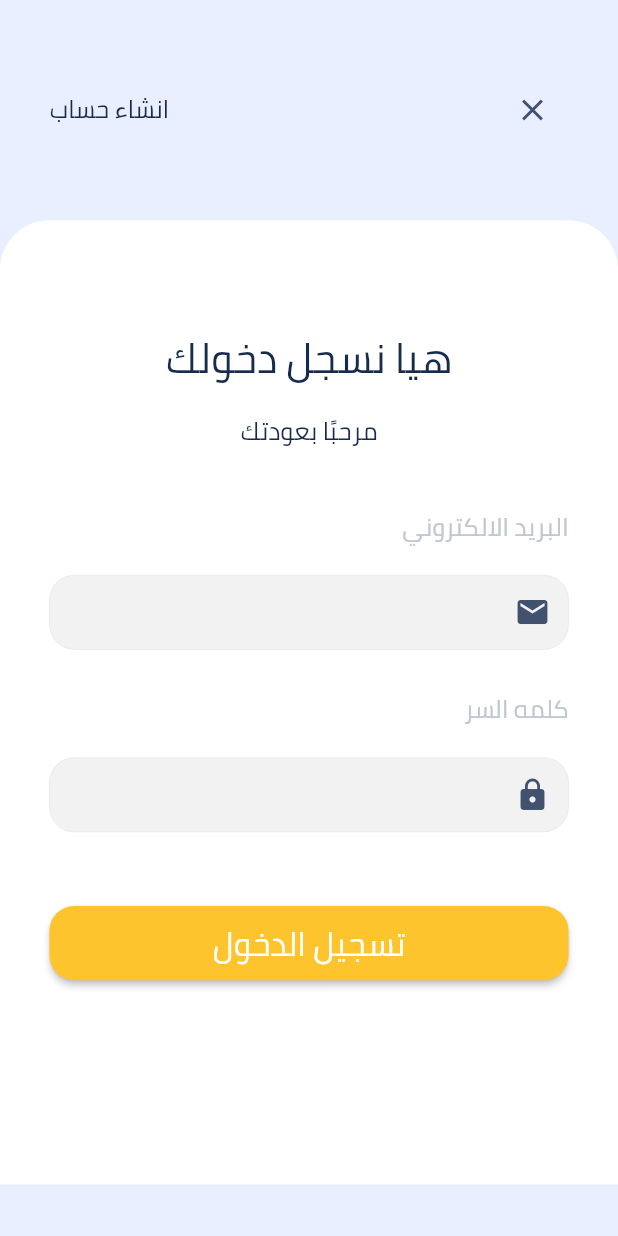
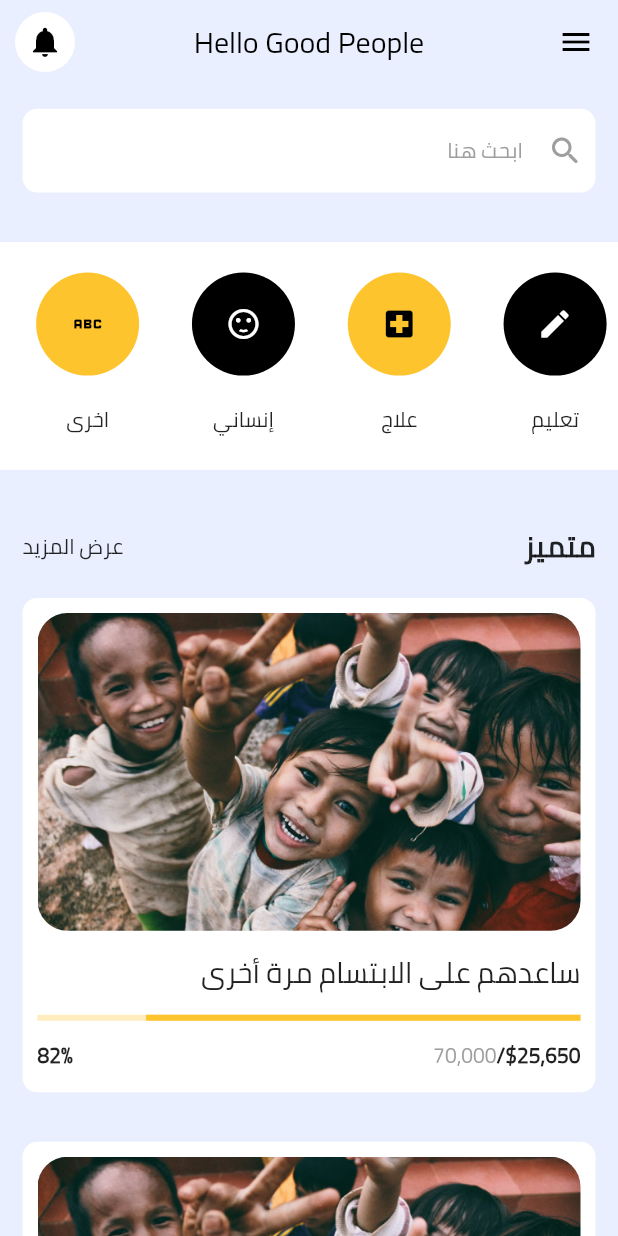
Before and after one commit to abdelrahmanyasser65/Mughith-, a Flutter app: the screen it shows after launch, after a tap on "التالي", on a phone screen of 412 x 824 dp. Run offline on Flutter 3.47's test engine with Material 2 defaults, Android fonts, the phone set to English and light mode, and no system bars; our stand-ins replace get, hexcolor, shared_preferences, sizer.

Commit message:
add home screen

```diff
--- a/lib/app/app.dart
+++ b/lib/app/app.dart
@@ -1,8 +1,9 @@
 import 'package:flutter/material.dart';
 import 'package:get/get.dart';
+import 'package:mughith/persentation/resources/color_manager.dart';
+import 'package:mughith/persentation/screens/intro/select_language.dart';
 import 'package:sizer/sizer.dart';
 
-import '../persentation/screens/intro/select_language.dart';
 import 'localization/languages.dart';
 
 class MyApp extends StatelessWidget {
@@ -15,7 +16,10 @@ class MyApp extends StatelessWidget {
         debugShowCheckedModeBanner: false,
         translations: Languages(),
         locale: const Locale('ar', 'EG'),
-        theme: ThemeData(fontFamily: "Cairo"),
+        theme: ThemeData(
+          fontFamily: "Cairo",
+          scaffoldBackgroundColor: ColorManager.secondPrimary,
+        ),
         home: const SelectLanguageScreen(),
       );
     });
--- a/lib/app/controllers/select_language.dart
+++ b/lib/app/controllers/select_language.dart
@@ -1,15 +1,23 @@
+import 'package:flutter/material.dart';
 import 'package:get/get.dart';
 import 'package:mughith/app/utils/language_options.dart';
 import 'package:mughith/app/utils/shared_keys.dart';
 import 'package:mughith/app/utils/sharedpreferences.dart';
-import 'package:mughith/persentation/screens/auth/login_screen.dart';
+// import 'package:mughith/persentation/screens/auth/login_screen.dart';
+import 'package:mughith/persentation/screens/home.dart';
 
 class SelectLanguageController extends GetxController {
   setLanguage(LanguageOptions language) async {
     try {
       await PreferenceUtils.setString(
           SharedKeys.selectedLanguage.toString(), language.toString());
-      Get.to(LoginScreen());
+      if (language == LanguageOptions.en) {
+        Get.updateLocale(const Locale('en', 'US'));
+      } else {
+        Get.updateLocale(const Locale('ar', 'EG'));
+      }
+
+      Get.to(const HomeScreen());
     } catch (e) {
       print(e.toString());
     }
--- a/lib/app/localization/ar.dart
+++ b/lib/app/localization/ar.dart
@@ -12,5 +12,13 @@ class Ar {
     "Create an account to continue!": "قم بانشاء حساب للستمرار",
     "Full Name": "الاسم بالكامل",
     "SIGN UP": "انشاء حساب",
+    "Search here": "ابحث هنا",
+    "Featured": "متميز",
+    "See more": "عرض المزيد",
+    "Study": "تعليم",
+    "Medic": "علاج",
+    "Human": "إنساني",
+    "Other": "اخرى",
+    "Help Them Smile Again": "ساعدهم على الابتسام مرة أخرى",
   };
 }
--- a/lib/app/localization/en.dart
+++ b/lib/app/localization/en.dart
@@ -12,5 +12,13 @@ class En {
     "Create an account to continue!": "Create an account to continue!",
     "Full Name": "Full Name",
     "SIGN UP": "SIGN UP",
+    "Search here": "Search here",
+    "Featured": "Featured",
+    "See more": "See more",
+    "Study": "Study",
+    "Medic": "Medic",
+    "Human": "Human",
+    "Other": "Other",
+    "Help Them Smile Again": "Help Them Smile Again",
   };
 }
--- a/lib/persentation/resources/color_manager.dart
+++ b/lib/persentation/resources/color_manager.dart
@@ -1,11 +1,13 @@
 import 'package:flutter/material.dart';
 import 'package:hexcolor/hexcolor.dart';
-class ColorManager{
-  static Color primary= HexColor("#FEC42D");
-  static Color secondPrimary=HexColor("#EAEFFF");
-  static Color iconColor=HexColor("#42526E");
-  static Color textColor1=HexColor("#C1C7D0");
-  static Color textColor2=HexColor("#172B4D");
-  static Color black=Colors.black;
-  static Color white=Colors.white;
+
+class ColorManager {
+  static Color primary = HexColor("#FEC42D");
+  static Color secondPrimary = HexColor("#EAEFFF");
+  static Color iconColor = HexColor("#42526E");
+  static Color textColor1 = HexColor("#C1C7D0");
+  static Color textColor2 = HexColor("#172B4D");
+  static Color black = Colors.black;
+  static Color white = Colors.white;
+  static Color grey = Colors.grey;
 }
--- a/lib/persentation/resources/image_manager.dart
+++ b/lib/persentation/resources/image_manager.dart
@@ -4,4 +4,7 @@ class ImageAssets {
   static const eg = 'assets/icons/egypt.png';
   static const uk = 'assets/icons/uk.png';
   static const language = 'assets/icons/language.png';
+  static const user = 'assets/icons/user.png';
+  static const man = 'assets/images/man.jpg';
+  static const image = 'assets/images/image.png';
 }
--- a/lib/persentation/resources/values_manager.dart
+++ b/lib/persentation/resources/values_manager.dart
@@ -1,24 +1,27 @@
-
 import 'package:sizer/sizer.dart';
 
-class HeightSized{
-  static double h1=1.h;
-  static double h2=2.h;
-  static double h4=4.h;
-  static double h6=6.h;
-  static double h8=8.h;
-  static double h12=12.h;
-  static double h16=16.h;
-  static double h20=20.h;
-  static double h70=70.h;
-  static double h78=78.h;
-  static double h80=80.h;
-  static double h100=100.h;
+class HeightSized {
+  static double h1 = 1.h;
+  static double h2 = 2.h;
+  static double h4 = 4.h;
+  static double h6 = 6.h;
+  static double h8 = 8.h;
+  static double h12 = 12.h;
+  static double h16 = 16.h;
+  static double h20 = 20.h;
+  static double h40 = 40.h;
+  static double h30 = 30.h;
+  static double h50 = 50.h;
+  static double h70 = 70.h;
+  static double h78 = 78.h;
+  static double h80 = 80.h;
+  static double h100 = 100.h;
 }
-class WidthSized{
-  static double w4=4.w;
-  static double w8=8.w;
-  static double w12=12.w;
-  static double w16=16.w;
-  static double w20=20.w;
+
+class WidthSized {
+  static double w4 = 4.w;
+  static double w8 = 8.w;
+  static double w12 = 12.w;
+  static double w16 = 16.w;
+  static double w20 = 20.w;
 }
--- /dev/null
+++ b/lib/persentation/screens/home.dart
@@ -0,0 +1,159 @@
+import 'package:flutter/material.dart';
+import 'package:get/get.dart';
+import 'package:mughith/persentation/resources/color_manager.dart';
+import 'package:mughith/persentation/resources/fonts.dart';
+import 'package:mughith/persentation/resources/values_manager.dart';
+import 'package:mughith/persentation/widget/home/home_card.dart';
+
+import '../widget/home/category_card.dart';
+import '../widget/home/search_bar.dart';
+
+class HomeScreen extends StatefulWidget {
+  const HomeScreen({super.key});
+
+  @override
+  State<HomeScreen> createState() => _HomeScreenState();
+}
+
+class _HomeScreenState extends State<HomeScreen> {
+  @override
+  Widget build(BuildContext context) {
+    return Scaffold(
+      drawer: Drawer(
+        backgroundColor: ColorManager.secondPrimary,
+      ),
+      appBar: AppBar(
+        iconTheme: IconThemeData(
+          color: ColorManager.black,
+        ),
+        title: Text(
+          "Hello Good People".tr,
+          style: TextStyle(
+            color: ColorManager.black,
+          ),
+        ),
+        actions: [
+          Padding(
+            padding: const EdgeInsets.symmetric(horizontal: 10),
+            child: CircleAvatar(
+              backgroundColor: Colors.white,
+              radius: 20,
+              child: Icon(
+                Icons.notifications,
+                color: ColorManager.black,
+              ),
+            ),
+          ),
+        ],
+        centerTitle: true,
+        backgroundColor: ColorManager.secondPrimary,
+        elevation: 0,
+      ),
+      body: SingleChildScrollView(
+        child: Column(
+          mainAxisAlignment: MainAxisAlignment.start,
+          crossAxisAlignment: CrossAxisAlignment.start,
+          children: [
+            SizedBox(height: HeightSized.h2),
+            const Padding(
+              padding: EdgeInsets.symmetric(horizontal: 15),
+              child: SearchBar(),
+            ),
+            SizedBox(height: HeightSized.h4),
+            Container(
+              color: ColorManager.white,
+              width: double.infinity,
+              height: HeightSized.h16 + 20,
+              child: ListView(
+                scrollDirection: Axis.horizontal,
+                children: [
+                  InkWell(
+                    onTap: () {},
+                    child: CardCategory(
+                      isBlack: true,
+                      icon: Icon(
+                        Icons.create,
+                        color: ColorManager.white,
+                      ),
+                      text: "Study".tr,
+                    ),
+                  ),
+                  const SizedBox(width: 20),
+                  InkWell(
+                    onTap: () {},
+                    child: CardCategory(
+                      isBlack: false,
+                      icon: Icon(
+                        Icons.local_hospital,
+                        color: ColorManager.black,
+                      ),
+                      text: "Medic".tr,
+                    ),
+                  ),
+                  const SizedBox(width: 20),
+                  InkWell(
+                    onTap: () {},
+                    child: CardCategory(
+                      isBlack: true,
+                      icon: Icon(
+                        Icons.sentiment_satisfied,
+                        color: ColorManager.white,
+                      ),
+                      text: "Human".tr,
+                    ),
+                  ),
+                  const SizedBox(width: 20),
+                  InkWell(
+                    onTap: () {},
+                    child: CardCategory(
+                      isBlack: false,
+                      icon: Icon(
+                        Icons.abc,
+                        color: ColorManager.black,
+                      ),
+                      text: "Other".tr,
+                    ),
+                  ),
+                ],
+              ),
+            ),
+            SizedBox(height: HeightSized.h4),
+            Padding(
+              padding: const EdgeInsets.symmetric(horizontal: 15),
+              child: Row(
+                mainAxisAlignment: MainAxisAlignment.spaceBetween,
+                children: [
+                  Text(
+                    "Featured".tr,
+                    style: TextStyle(
+                      fontWeight: FontWeightManager.bold,
+                      fontSize: FontSized.s14,
+                    ),
+                  ),
+                  Text("See more".tr),
+                ],
+              ),
+            ),
+            SizedBox(height: HeightSized.h2),
+            ListView.builder(
+              shrinkWrap: true,
+              physics: const NeverScrollableScrollPhysics(),
+              itemCount: 3,
+              itemBuilder: (contex, index) {
+                return Padding(
+                  padding: const EdgeInsets.symmetric(horizontal: 15),
+                  child: Column(
+                    children: [
+                      const HomeCard(),
+                      SizedBox(height: HeightSized.h4),
+                    ],
+                  ),
+                );
+              },
+            ),
+          ],
+        ),
+      ),
+    );
+  }
+}
--- /dev/null
+++ b/lib/persentation/widget/home/category_card.dart
@@ -0,0 +1,42 @@
+import 'package:flutter/material.dart';
+import 'package:mughith/persentation/resources/values_manager.dart';
+import 'package:sizer/sizer.dart';
+
+import '../../resources/color_manager.dart';
+
+class CardCategory extends StatelessWidget {
+  bool isBlack;
+  Icon icon;
+  String text;
+  CardCategory({
+    required this.isBlack,
+    required this.icon,
+    required this.text,
+  });
+
+  @override
+  Widget build(BuildContext context) {
+    return Container(
+      height: HeightSized.h16,
+      width: HeightSized.h12 - 15,
+      decoration: BoxDecoration(
+        borderRadius: BorderRadius.circular(10),
+        // color: ColorManager.black,
+      ),
+      child: Column(
+        mainAxisAlignment: MainAxisAlignment.center,
+        crossAxisAlignment: CrossAxisAlignment.center,
+        children: [
+          CircleAvatar(
+            backgroundColor:
+                isBlack ? ColorManager.black : ColorManager.primary,
+            radius: 25.sp,
+            child: icon,
+          ),
+          SizedBox(height: HeightSized.h2),
+          Text(text),
+        ],
+      ),
+    );
+  }
+}
--- /dev/null
+++ b/lib/persentation/widget/home/home_card.dart
@@ -0,0 +1,70 @@
+import 'package:flutter/material.dart';
+import 'package:get/get.dart';
+import 'package:mughith/persentation/resources/color_manager.dart';
+import 'package:mughith/persentation/resources/fonts.dart';
+import 'package:mughith/persentation/resources/image_manager.dart';
+import 'package:mughith/persentation/resources/values_manager.dart';
+
+class HomeCard extends StatelessWidget {
+  const HomeCard({super.key});
+
+  @override
+  Widget build(BuildContext context) {
+    return Container(
+      width: double.infinity,
+      height: HeightSized.h40,
+      decoration: BoxDecoration(
+        color: ColorManager.white,
+        borderRadius: BorderRadius.circular(10),
+      ),
+      child: Padding(
+        padding: const EdgeInsets.all(10.0),
+        child: Column(
+          mainAxisAlignment: MainAxisAlignment.start,
+          crossAxisAlignment: CrossAxisAlignment.start,
+          children: [
+            ClipRRect(
+              borderRadius: BorderRadius.circular(20),
+              child: Image.asset(ImageAssets.image),
+            ),
+            const SizedBox(height: 10),
+            Text(
+              "Help Them Smile Again".tr,
+              style: TextStyle(
+                fontSize: FontSized.s14,
+              ),
+            ),
+            const SizedBox(height: 10),
+            LinearProgressIndicator(
+              value: 0.8,
+              color: ColorManager.primary,
+              backgroundColor: ColorManager.primary.withOpacity(0.3),
+            ),
+            const SizedBox(height: 10),
+            Row(
+              mainAxisAlignment: MainAxisAlignment.spaceBetween,
+              children: [
+                Row(
+                  children: [
+                    const Text(
+                      "\$25,650/",
+                      style: TextStyle(fontWeight: FontWeightManager.bold),
+                    ),
+                    Text(
+                      "70,000",
+                      style: TextStyle(color: ColorManager.grey),
+                    ),
+                  ],
+                ),
+                const Text(
+                  "82%",
+                  style: TextStyle(fontWeight: FontWeightManager.bold),
+                )
+              ],
+            )
+          ],
+        ),
+      ),
+    );
+  }
+}
--- /dev/null
+++ b/lib/persentation/widget/home/search_bar.dart
@@ -0,0 +1,34 @@
+import 'package:flutter/material.dart';
+import 'package:get/get.dart';
+import 'package:mughith/persentation/resources/color_manager.dart';
+import 'package:mughith/persentation/resources/values_manager.dart';
+
+class SearchBar extends StatelessWidget {
+  const SearchBar({super.key});
+
+  @override
+  Widget build(BuildContext context) {
+    return Container(
+      width: double.infinity,
+      height: HeightSized.h8 - 10,
+      decoration: BoxDecoration(
+        borderRadius: BorderRadius.circular(10),
+        color: ColorManager.white,
+      ),
+      child: Padding(
+        padding: const EdgeInsets.all(8.0),
+        child: Row(
+          mainAxisAlignment: MainAxisAlignment.start,
+          children: [
+            Icon(Icons.search_rounded, color: ColorManager.grey),
+            SizedBox(width: WidthSized.w4),
+            Text(
+              "Search here".tr,
+              style: TextStyle(color: ColorManager.grey),
+            ),
+          ],
+        ),
+      ),
+    );
+  }
+}
--- a/pubspec.yaml
+++ b/pubspec.yaml
@@ -27,6 +27,7 @@ flutter:
 
   assets:
     - assets/icons/
+    - assets/images/
 
 
 
```
Also changed, not shown: assets/icons/user.png (added), assets/images/image.png (added), assets/images/man.jpg (added).
